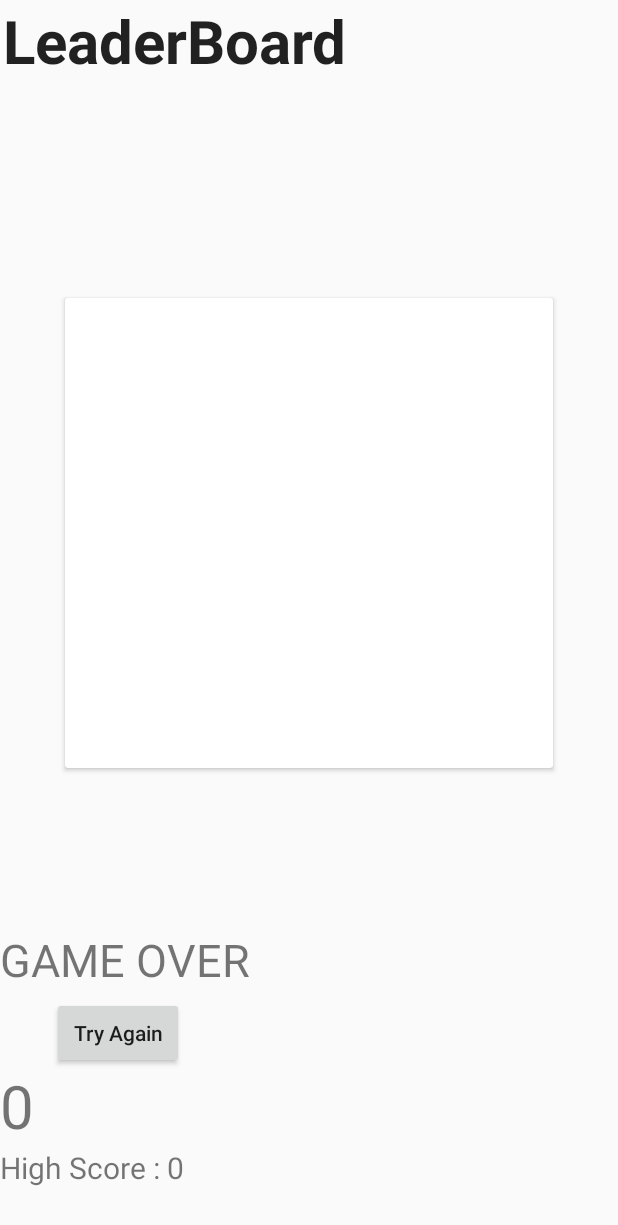
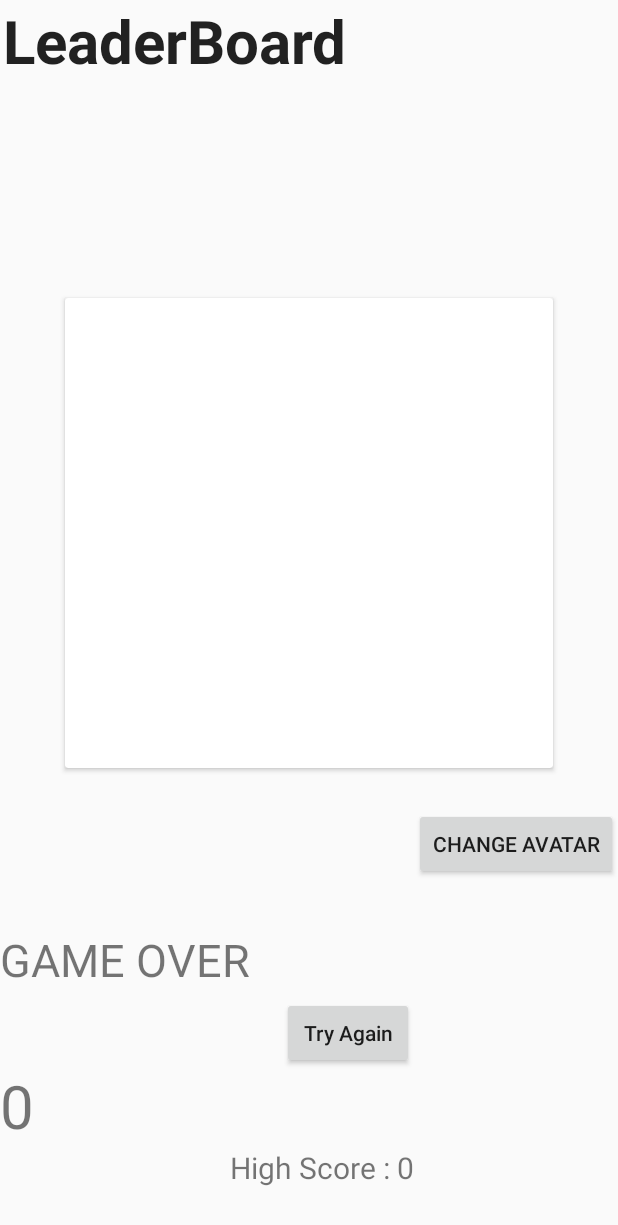
Before and after one commit to anfaas1618/bigeater2.0, an Android app: the LeaderBoardActivity screen opened directly, with no data from a screen before it, on a phone screen of 412 x 824 dp. Shown: the top 1225 px of the screen. Run offline under Robolectric (Android 15) with nearby library versions, the phone set to English and light mode, and no system bars; our stand-ins replace CircleImageView, Firebase (no records; nobody signed in at launch, a user with empty details on screens opened directly), Picasso; 1 statement that could not run was skipped.

Commit message:
added image upload activity

```diff
--- a/app/src/main/java/com/anfaas/bigeater20/LeaderBoardActivity.java
+++ b/app/src/main/java/com/anfaas/bigeater20/LeaderBoardActivity.java
@@ -10,6 +10,7 @@
 import android.util.Log;
 import android.view.KeyEvent;
 import android.view.View;
+import android.widget.Button;
 import android.widget.EditText;
 import android.widget.ListView;
 import android.widget.TextView;
@@ -31,6 +32,7 @@
     List<PlayerScore> playerScoreList;
  //   String uid;
  int scoree=0;
+ Button avatarchoosebtn;
     ListView listView;
     String uid_saved;
     String name_Saved;
@@ -48,6 +50,13 @@
         name_Saved=namePref.getString("NAME","user");
         super.onCreate(savedInstanceState);
         setContentView(R.layout.activity_leader_board);
+        avatarchoosebtn=findViewById(R.id.avatarchange);
+        avatarchoosebtn.setOnClickListener(new View.OnClickListener() {
+            @Override
+            public void onClick(View v) {
+                startActivity( new Intent(LeaderBoardActivity.this,SetImage.class));
+            }
+        });
         TextView scoreLabel = (TextView) findViewById(R.id.scoreLabel);
         TextView highScoreLabel = (TextView) findViewById(R.id.highScoreLabel);
         final SharedPreferences imageurll = getSharedPreferences("IMAGEURL", Context.MODE_PRIVATE);
--- a/app/src/main/res/layout/activity_leader_board.xml
+++ b/app/src/main/res/layout/activity_leader_board.xml
@@ -8,6 +8,7 @@
     tools:context=".LeaderBoardActivity">
 
     <androidx.cardview.widget.CardView
+        android:id="@+id/cardView2"
         android:layout_width="325dp"
         android:layout_height="313dp"
         app:layout_constraintBottom_toTopOf="@+id/scoreLabel"
@@ -91,5 +92,17 @@
             android:textStyle="bold" />
     </LinearLayout>
 
+    <Button
+        android:id="@+id/avatarchange"
+        android:layout_width="wrap_content"
+        android:layout_height="wrap_content"
+        android:text="change avatar"
+        app:layout_constraintBottom_toBottomOf="parent"
+        app:layout_constraintEnd_toEndOf="parent"
+        app:layout_constraintHorizontal_bias="0.482"
+        app:layout_constraintStart_toEndOf="@+id/button"
+        app:layout_constraintTop_toBottomOf="@+id/cardView2"
+        app:layout_constraintVertical_bias="0.1" />
+
 
 </androidx.constraintlayout.widget.ConstraintLayout>
```
